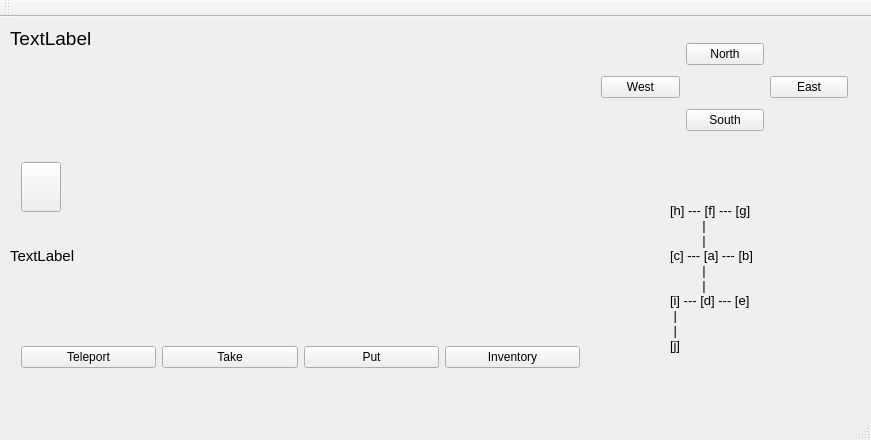
Before: the Qt Designer form mainwindow.ui in colmlg/ZorkProject, drawn with Qt 5.
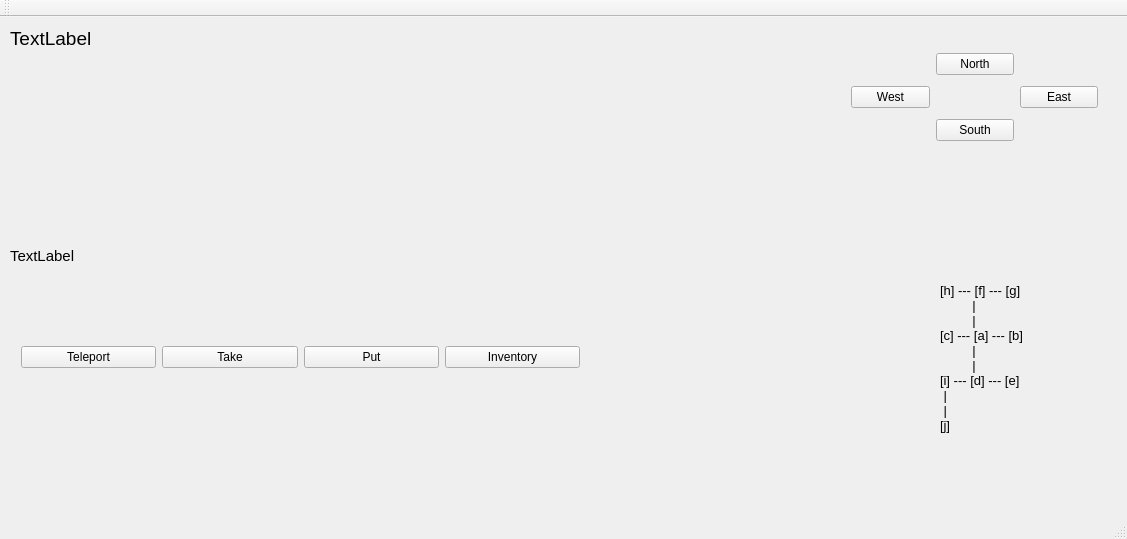
After: the same form once the commit is applied.

What changed in the file:
```diff
--- a/mainwindow.ui
+++ b/mainwindow.ui
@@ -6,8 +6,8 @@
    <rect>
     <x>0</x>
     <y>0</y>
-    <width>871</width>
-    <height>440</height>
+    <width>1127</width>
+    <height>539</height>
    </rect>
   </property>
   <property name="windowTitle">
@@ -17,8 +17,8 @@
    <widget class="QWidget" name="gridLayoutWidget">
     <property name="geometry">
      <rect>
-      <x>590</x>
-      <y>10</y>
+      <x>840</x>
+      <y>20</y>
       <width>269</width>
       <height>121</height>
      </rect>
@@ -87,8 +87,8 @@
    <widget class="QLabel" name="mapLabel">
     <property name="geometry">
      <rect>
-      <x>670</x>
-      <y>160</y>
+      <x>940</x>
+      <y>240</y>
       <width>111</width>
       <height>201</height>
      </rect>
@@ -191,10 +191,13 @@
       <widget class="QPushButton" name="item0">
        <property name="maximumSize">
         <size>
-         <width>50</width>
-         <height>50</height>
+         <width>54</width>
+         <height>54</height>
         </size>
        </property>
+       <property name="styleSheet">
+        <string notr="true"/>
+       </property>
        <property name="text">
         <string/>
        </property>
@@ -204,8 +207,14 @@
          <height>50</height>
         </size>
        </property>
+       <property name="checkable">
+        <bool>false</bool>
+       </property>
+       <property name="default">
+        <bool>false</bool>
+       </property>
        <property name="flat">
-        <bool>false</bool>
+        <bool>true</bool>
        </property>
       </widget>
      </item>
```
Left out of the diff: 2 changed lines with no effect on the pictures.
